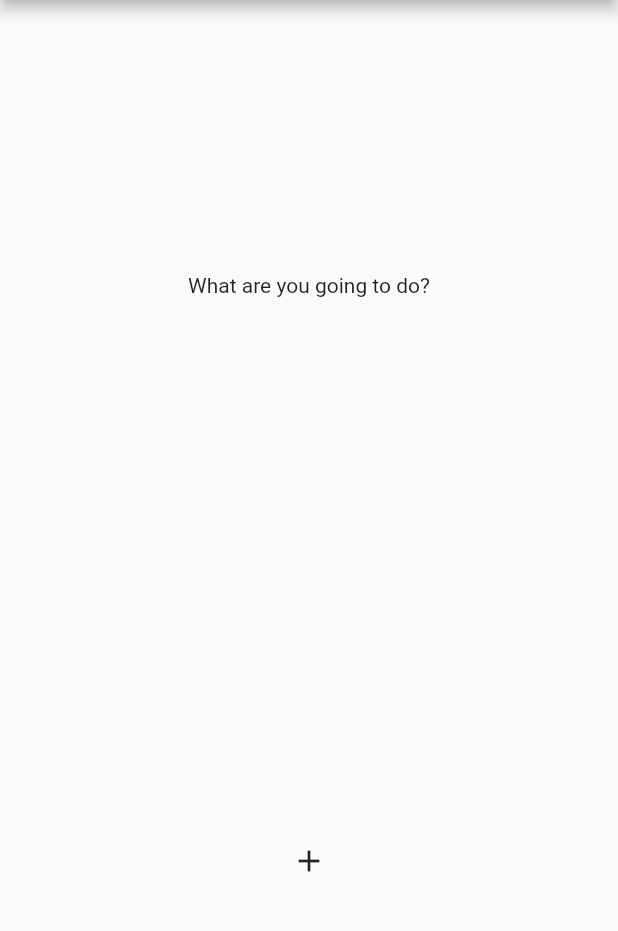
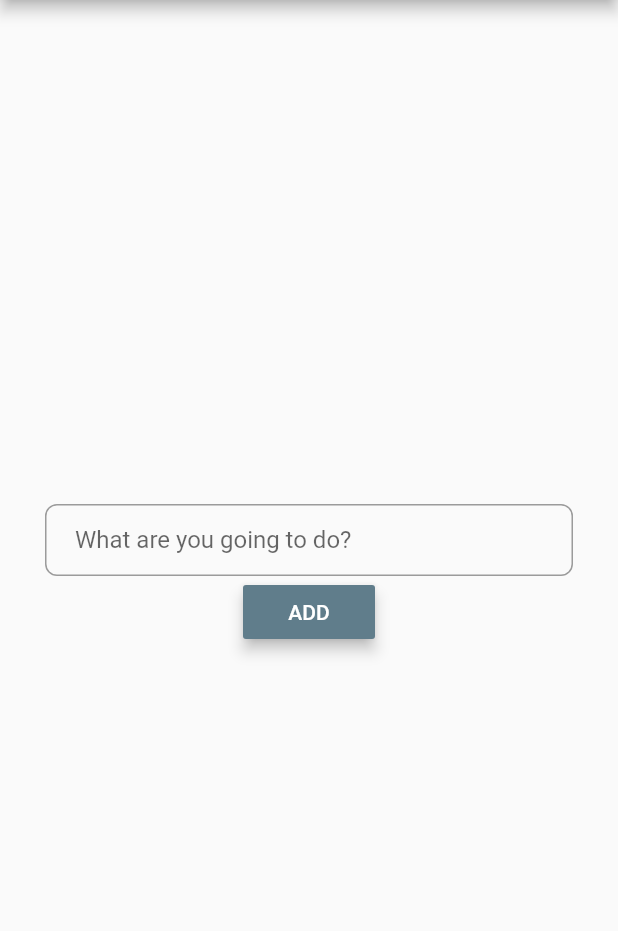
Before and after one commit to gu-tig333-ht22/gusanniecl, a Flutter app: the screen it shows after launch, after a tap on the "add" icon, on a phone screen of 412 x 824 dp, the part 84-1015 px from its top. Run offline on Flutter 3.47's test engine with Material 2 defaults, Android fonts, the phone set to English and light mode, and no system bars.

Commit message:
Fortsatt utveckla UI + funktionalitet

```diff
--- a/lib/homeview.dart
+++ b/lib/homeview.dart
@@ -3,50 +3,87 @@
 import 'package:flutter/material.dart';
 import 'package:template/secondview.dart';
 
+// Klass för att skapa task i to do list
+class Todo {
+  String task;
+  bool status;
+
+  Todo(this.task, this.status);
+}
+
+//Hemvy
 class MyHomePage extends StatelessWidget {
   @override
   Widget build(BuildContext context) {
+    var todo = Todo('task', false);
     return Scaffold(
         appBar: AppBar(
           title: Text('To Do List'),
           backgroundColor: Colors.blueGrey,
           elevation: 4,
-          actions: [
-            IconButton(
-              icon: Icon(Icons.more_vert_sharp),
-              onPressed: () {},
-            )
-          ],
+          actions: [_dropdownmenu()],
         ),
-        body: Center(
-            child: Column(
-                mainAxisAlignment: MainAxisAlignment.start,
-                crossAxisAlignment: CrossAxisAlignment.start,
-                children: [
-              _checkboxRow(),
-              _checkboxRow(),
-              _checkboxRow(),
-              _checkboxRow(),
-              _checkboxRow(),
-              _checkboxRow()
-            ])),
+        body: _list(),
         floatingActionButton: FloatingActionButton(
-            child: Icon(Icons.add),
+            backgroundColor: Colors.blueGrey,
+            elevation: 6,
             onPressed: () {
               Navigator.push(context,
                   MaterialPageRoute(builder: (context) => SecondView()));
-            }));
+            },
+            child: Icon(Icons.add)));
   }
 
-Widget _checkboxRow() {
-  return Row(
-    children: [
-      Checkbox(
-        value: false,
+  // Lista som visar todo´s
+  Widget _list() {
+    List<Todo> listOfTodos = [
+      Todo('Task', false),
+      Todo('Task1', false),
+      Todo('Task2', false),
+      Todo('Task3', false),
+      Todo('Task4', false),
+    ];
+    return ListView(
+      children: listOfTodos.map((item) => _item(item)).toList(),
+    );
+  }
+
+// Todo
+  Widget _item(Todo todo) {
+    return CheckboxListTile(
+        value: todo.status,
         onChanged: (val) {},
+        title: Text(todo.task),
+        secondary: Icon(Icons.close),
+        controlAffinity: ListTileControlAffinity.leading,
+        checkColor: Color.fromARGB(255, 5, 29, 70),
+        activeColor: Colors.blueGrey,
+        checkboxShape:
+            RoundedRectangleBorder(borderRadius: BorderRadius.circular(2)));
+  }
+
+//Filtermeny
+  DropdownMenuItem<String> filter(String value) {
+    return DropdownMenuItem(
+      value: value,
+      child: Text(value),
+    );
+  }
+
+  Widget _dropdownmenu() {
+    return DropdownButtonHideUnderline(
+        child: Container(
+      color: Colors.blueGrey,
+      child: Padding(
+        padding: const EdgeInsets.all(10.0),
+        child: DropdownButton(
+            icon: Icon(
+              Icons.more_vert,
+              color: Colors.white,
+            ),
+            items: [filter('All'), filter('Done'), filter('Undone')],
+            onChanged: (value) {}),
       ),
-      Text('Task'),
-      Icon(Icons.close)
-    ],
-  );
+    ));
+  }
 }
--- a/lib/secondview.dart
+++ b/lib/secondview.dart
@@ -1,8 +1,10 @@
 // Vy två, där en uppgift kan adderas till to do listan
 
 import 'package:flutter/material.dart';
+import 'package:template/homeview.dart';
 
 class SecondView extends StatelessWidget {
+  @override
   Widget build(BuildContext context) {
     return Scaffold(
       appBar: AppBar(
@@ -10,12 +12,30 @@ class SecondView extends StatelessWidget {
         backgroundColor: Colors.blueGrey,
         elevation: 4,
       ),
-      body: Center(
-        child: Column(
-            mainAxisAlignment: MainAxisAlignment.spaceAround,
-            crossAxisAlignment: CrossAxisAlignment.center,
-            children: [Text('What are you going to do?'), Icon(Icons.add)]),
-      ),
+      body: Padding(
+          padding: EdgeInsets.all(30),
+          child: Column(mainAxisAlignment: MainAxisAlignment.center, children: [
+            TextField(
+                decoration: InputDecoration(
+                    labelText: 'What are you going to do?',
+                    contentPadding: EdgeInsets.fromLTRB(20, 10, 20, 10),
+                    border: OutlineInputBorder(
+                        borderRadius: BorderRadius.circular(8)),
+                    focusedBorder: OutlineInputBorder(
+                        borderSide: BorderSide(color: Colors.grey)),
+                    floatingLabelStyle: TextStyle(color: Colors.grey)),
+                textInputAction: TextInputAction.done,
+                cursorColor: Colors.grey),
+            MaterialButton(
+              onPressed: () {
+                Navigator.pop(context);
+              },
+              color: Colors.blueGrey,
+              textColor: Colors.white,
+              elevation: 4,
+              child: Text('ADD'),
+            )
+          ])),
     );
   }
 }
```
